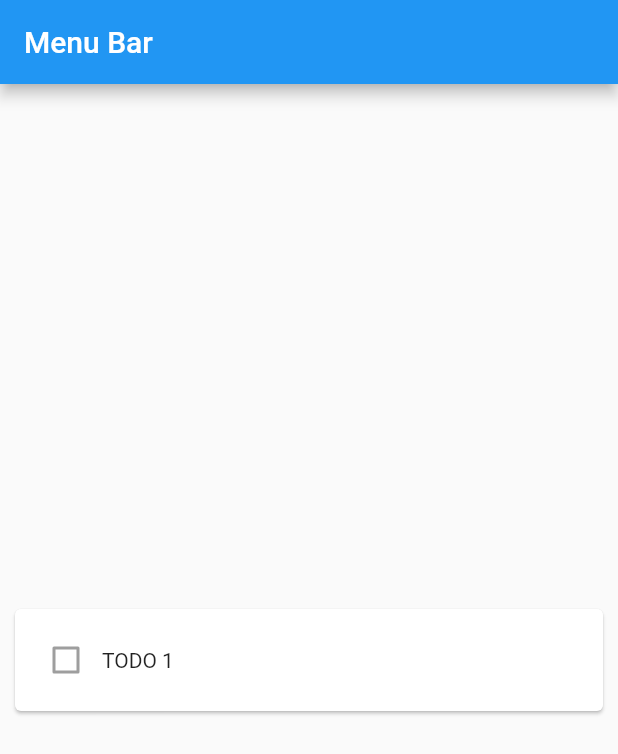
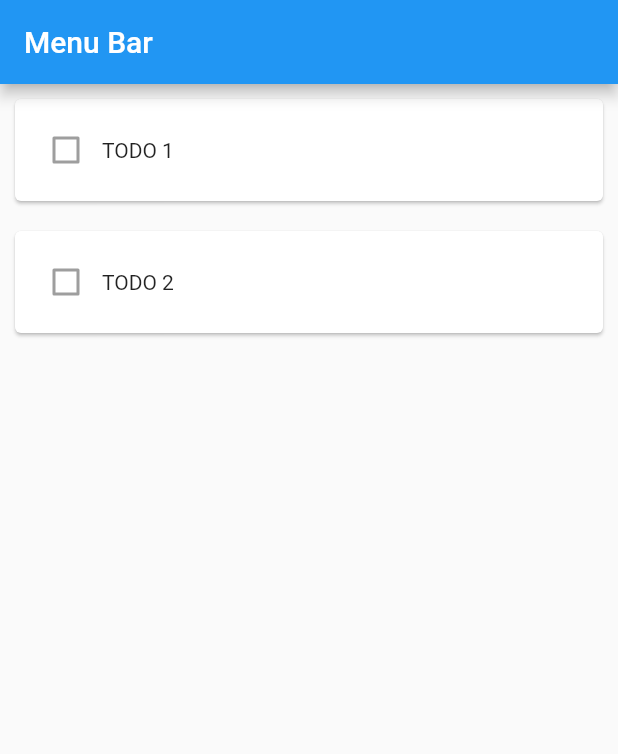
Before and after one commit to tigued/flutter_sample, a Flutter app: the screen it shows after launch, on a phone screen of 412 x 824 dp. Shown: the top 754 px of the screen. Run offline on Flutter 3.47's test engine with Material 2 defaults, Android fonts, the phone set to English and light mode, and no system bars.

Commit message:
L05-3-リスト化

```diff
--- a/lib/main.dart
+++ b/lib/main.dart
@@ -30,11 +30,14 @@ class MyHomePage extends StatelessWidget {
         title: Text("Menu Bar"),
       ),
       body: Center(
-            child: Card(
+        child: ListView( //<--追加箇所
+          children: [ //<--追加箇所
+            // <--　ここから1枚目のカード
+            Card(
               margin: EdgeInsets.all(10),
-                child: Container(  //<-- 追加箇所
-                    padding: EdgeInsets.all(10), //<-- 追加箇所
-                    child:Row(
+              child: Container(
+                padding: EdgeInsets.all(10),
+                child: Row(
                   children: [
                     Checkbox(onChanged: null, value: false),
                     Text("TODO 1"),
@@ -42,6 +45,21 @@ class MyHomePage extends StatelessWidget {
                 ),
               ),
             ),
+            // <--　ここから2枚目のカード
+            Card(
+              margin: EdgeInsets.all(10),
+              child: Container(
+                padding: EdgeInsets.all(10),
+                child: Row(
+                  children: [
+                    Checkbox(onChanged: null, value: false),
+                    Text("TODO 2"),
+                  ],
+                ),
+              ),
+            ),
+          ]
+        ),
       ),
     );
   }
```
Lines whose indentation alone changed are shown as unchanged.
